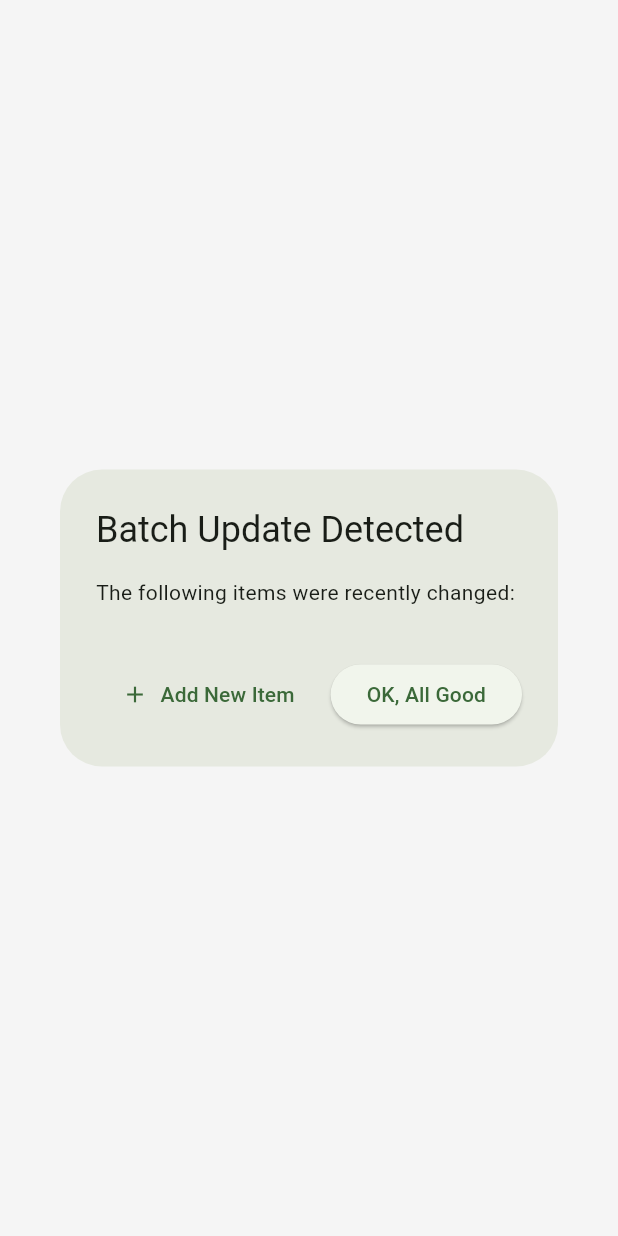
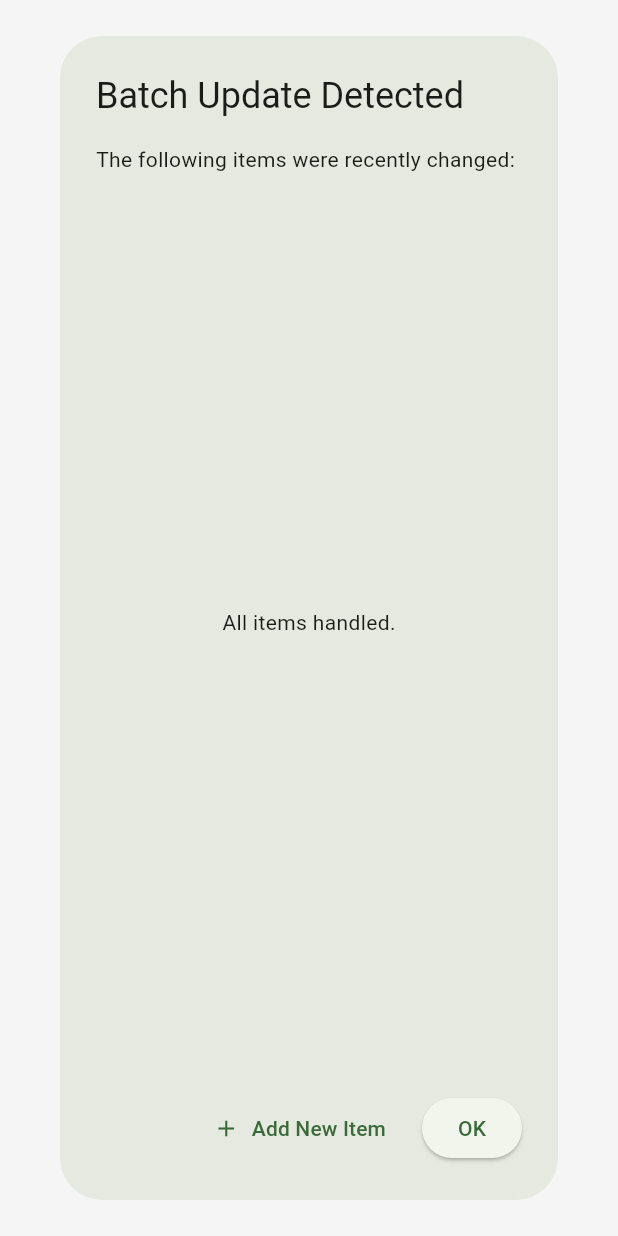
Before and after one commit to yansheng03/Inventory-Management-using-IoT-Devices, a Flutter app: the BatchReviewDialog widget shown alone on an empty page, opened directly with empty values, on a phone screen of 412 x 824 dp. Run offline on Flutter 3.47's test engine with Material 3 defaults, Android fonts, the light colour scheme and no system bars; our stand-ins replace cloud_firestore, firebase_auth, firebase_core, flutter_blue_plus, multicast_dns, permission_handler; accounts and stored records are empty; generated files the repository leaves out were written again.

Commit message:
fixes
-fixed batch review delete
-fixed resolution for esp32 cam video

```diff
--- a/lib/widgets/batch_review_dialog.dart
+++ b/lib/widgets/batch_review_dialog.dart
@@ -6,14 +6,27 @@ import 'package:capstone_app/models/food_item.dart';
 import 'package:capstone_app/services/firebase_service.dart';
 import 'package:capstone_app/widgets/food_item_dialog.dart';
 
-class BatchReviewDialog extends StatelessWidget {
-  // Removed alertId as we handle this locally now
+class BatchReviewDialog extends StatefulWidget {
   final List<dynamic> changes;
 
   const BatchReviewDialog({
     super.key,
     required this.changes,
   });
+
+  @override
+  State<BatchReviewDialog> createState() => _BatchReviewDialogState();
+}
+
+class _BatchReviewDialogState extends State<BatchReviewDialog> {
+  late List<dynamic> _localChanges;
+
+  @override
+  void initState() {
+    super.initState();
+    // Create a local copy of the list so we can modify it (delete items)
+    _localChanges = List.from(widget.changes);
+  }
 
   @override
   Widget build(BuildContext context) {
@@ -30,14 +43,17 @@ class BatchReviewDialog extends StatelessWidget {
             const Text("The following items were recently changed:"),
             const SizedBox(height: 10),
             Flexible(
-              child: ListView.builder(
+              child: _localChanges.isEmpty
+                  ? const Center(child: Text("All items handled."))
+                  : ListView.builder(
                       shrinkWrap: true,
-                itemCount: changes.length,
+                      itemCount: _localChanges.length,
                       itemBuilder: (context, index) {
-                  final change = changes[index];
+                        final change = _localChanges[index];
                         final name = change['name'] ?? 'Unknown';
                         final action = change['action'] ?? 'unknown';
                         final category = change['category'] ?? 'others';
+                        final quantity = change['quantity'] ?? 0; // NEW: Get Qty
                         final id = change['id'];
 
                         return ListTile(
@@ -46,7 +62,18 @@ class BatchReviewDialog extends StatelessWidget {
                             color: action == 'added' ? Colors.green : Colors.red,
                           ),
                           title: Text(name.toUpperCase()),
-                    subtitle: Text("$action - $category"),
+                          subtitle: Column(
+                            crossAxisAlignment: CrossAxisAlignment.start,
+                            children: [
+                              Text("$action - $category"),
+                              // NEW: Display Quantity
+                              Text(
+                                "Quantity: $quantity",
+                                style: const TextStyle(fontWeight: FontWeight.bold),
+                              ),
+                            ],
+                          ),
+                          isThreeLine: true,
                           trailing: Row(
                             mainAxisSize: MainAxisSize.min,
                             children: [
@@ -54,13 +81,11 @@ class BatchReviewDialog extends StatelessWidget {
                               IconButton(
                                 icon: const Icon(Icons.edit, color: Colors.blue),
                                 onPressed: () {
-                            // Construct a temp FoodItem to pass to the dialog
-                            // We use the ID so it updates the REAL doc
                                   final item = FoodItem(
                                     id: id,
                                     name: name,
                                     category: category,
-                              quantity: 1,
+                                    quantity: quantity,
                                     lastDetected: DateTime.now(),
                                   );
 
@@ -74,7 +99,13 @@ class BatchReviewDialog extends StatelessWidget {
                               IconButton(
                                 icon: const Icon(Icons.delete, color: Colors.grey),
                                 onPressed: () {
+                                   // 1. Delete from Firebase
                                    firebaseService.deleteFoodItem(id);
+
+                                   // 2. Remove from UI immediately
+                                   setState(() {
+                                     _localChanges.removeAt(index);
+                                   });
                                 },
                               ),
                             ],
@@ -100,10 +131,9 @@ class BatchReviewDialog extends StatelessWidget {
         ),
         ElevatedButton(
           onPressed: () {
-            // Simply close the dialog. No DB "dismiss" needed.
             Navigator.of(context).pop();
           },
-          child: const Text("OK, All Good"),
+          child: const Text("OK"),
         ),
       ],
     );
```
Also changed, not shown: lib/providers/food_tracker_state.dart (+20 -11 lines), 1 other file. Lines whose indentation alone changed are shown as unchanged.
